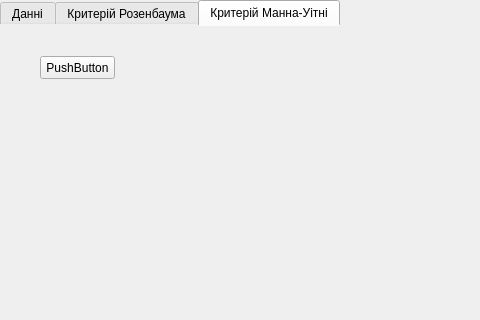
This is mainwindow.ui in 0wn3r/matstat as Qt 5 draws it before an edit; both pictures show x 0 to 480 and y 0 to 320 of the 732 by 479 pixel window. The edited form follows.
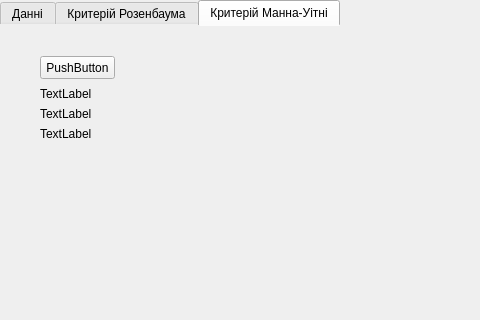
This is the edited form.

Commit message: Finish U-Test for n <= 20.

```diff
--- a/mainwindow.ui
+++ b/mainwindow.ui
@@ -267,6 +267,45 @@
        <string>PushButton</string>
       </property>
      </widget>
+     <widget class="QLabel" name="label_8">
+      <property name="geometry">
+       <rect>
+        <x>40</x>
+        <y>60</y>
+        <width>71</width>
+        <height>16</height>
+       </rect>
+      </property>
+      <property name="text">
+       <string>TextLabel</string>
+      </property>
+     </widget>
+     <widget class="QLabel" name="label_9">
+      <property name="geometry">
+       <rect>
+        <x>40</x>
+        <y>80</y>
+        <width>71</width>
+        <height>16</height>
+       </rect>
+      </property>
+      <property name="text">
+       <string>TextLabel</string>
+      </property>
+     </widget>
+     <widget class="QLabel" name="label_10">
+      <property name="geometry">
+       <rect>
+        <x>40</x>
+        <y>100</y>
+        <width>91</width>
+        <height>16</height>
+       </rect>
+      </property>
+      <property name="text">
+       <string>TextLabel</string>
+      </property>
+     </widget>
     </widget>
    </widget>
   </widget>
```
The commit also changes 2 other files.
